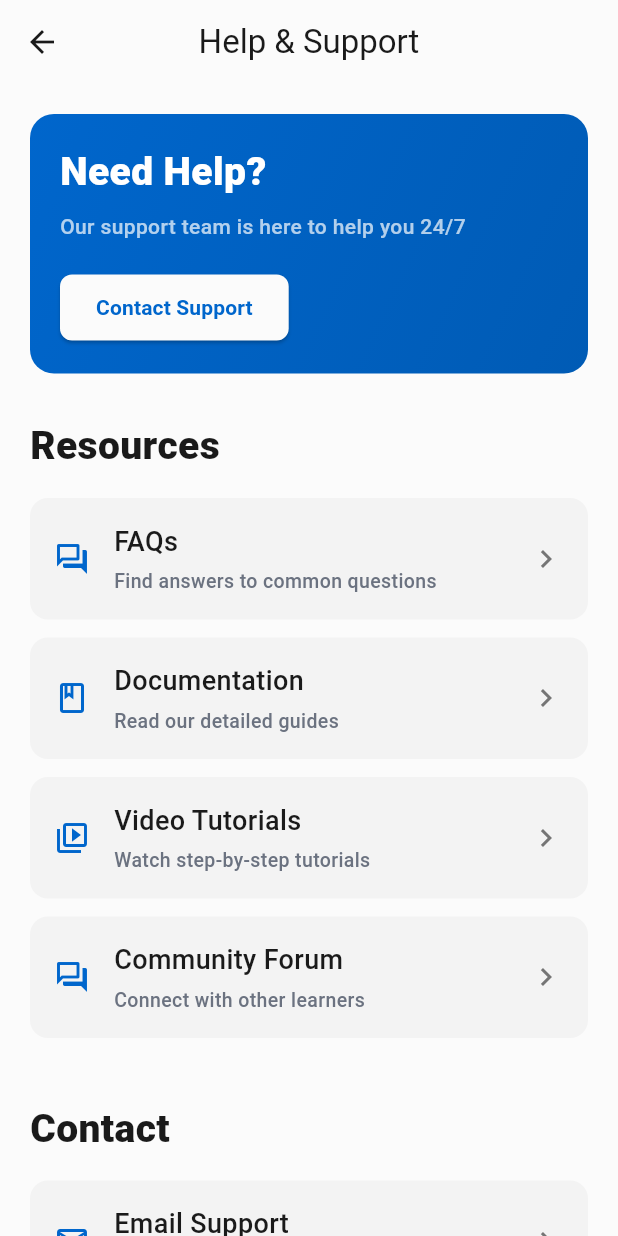
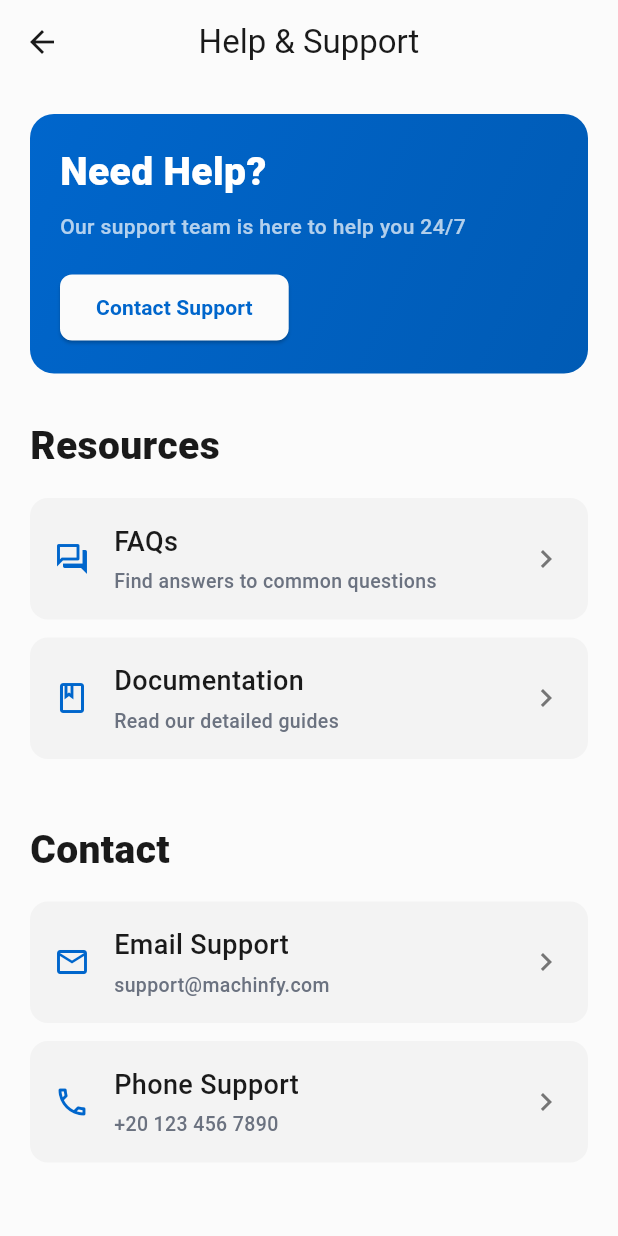
Before and after one commit to mohamed-Ihab55/machinfy_agent, a Flutter app: the HelpSupportScreen screen opened directly, on a phone screen of 412 x 824 dp. Run offline on Flutter 3.47's test engine with Material 3 defaults, Android fonts, the phone set to English and light mode, and no system bars; our stand-ins replace bloc, equatable, firebase_auth, firebase_core, flutter_bloc; accounts and stored records are empty.

Commit message:
help and support part one

```diff
--- a/lib/features/help_support/presentation/view/help_support_screen.dart
+++ b/lib/features/help_support/presentation/view/help_support_screen.dart
@@ -75,18 +75,6 @@ class HelpSupportScreen extends StatelessWidget {
             subtitle: 'Read our detailed guides',
             onTap: () {},
           ),
-          HelpTile(
-            icon: Icons.video_library_outlined,
-            title: 'Video Tutorials',
-            subtitle: 'Watch step-by-step tutorials',
-            onTap: () {},
-          ),
-          HelpTile(
-            icon: Icons.forum_outlined,
-            title: 'Community Forum',
-            subtitle: 'Connect with other learners',
-            onTap: () {},
-          ),
 
           const SizedBox(height: 30),
           const SectionTitle(title: 'Contact'),
@@ -103,13 +91,6 @@ class HelpSupportScreen extends StatelessWidget {
             subtitle: '+20 123 456 7890',
             onTap: () {},
           ),
-          HelpTile(
-            icon: Icons.chat_bubble_outline,
-            title: 'Live Chat',
-            subtitle: 'Chat with our support team',
-            onTap: () {},
-          ),
-
           const SizedBox(height: 30),
           const SectionTitle(title: 'Feedback'),
 
@@ -119,18 +100,6 @@ class HelpSupportScreen extends StatelessWidget {
             subtitle: 'Share your experience',
             onTap: () {},
           ),
-          HelpTile(
-            icon: Icons.bug_report_outlined,
-            title: 'Report a Bug',
-            subtitle: 'Help us improve',
-            onTap: () {},
-          ),
-          HelpTile(
-            icon: Icons.lightbulb_outline,
-            title: 'Suggest a Feature',
-            subtitle: 'Share your ideas',
-            onTap: () {},
-          ),
         ],
       ),
     );
```
